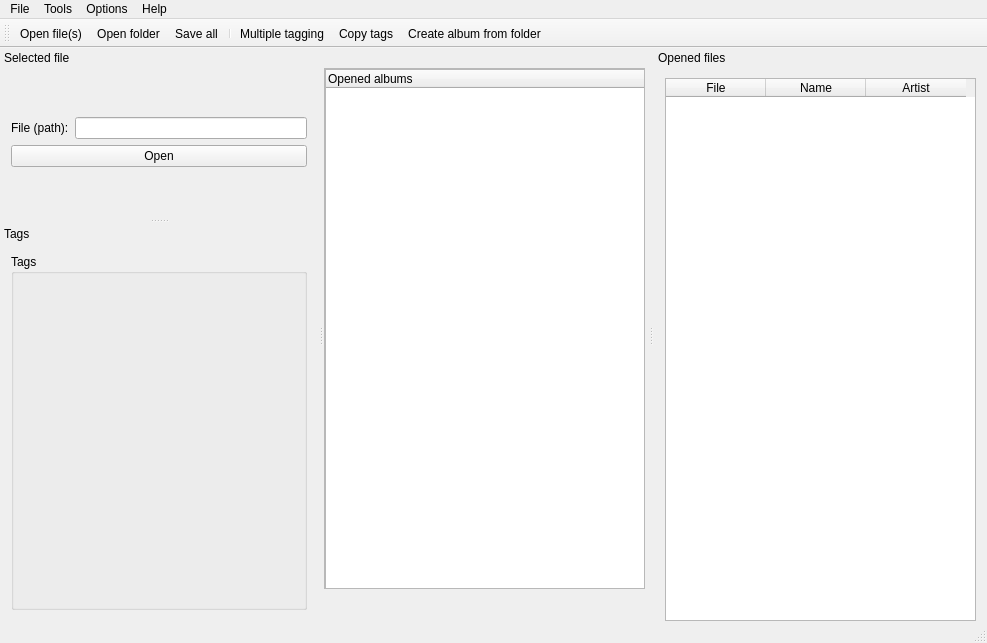
Old version of the form mainwindow.ui in the repository amethystant/Qtag.
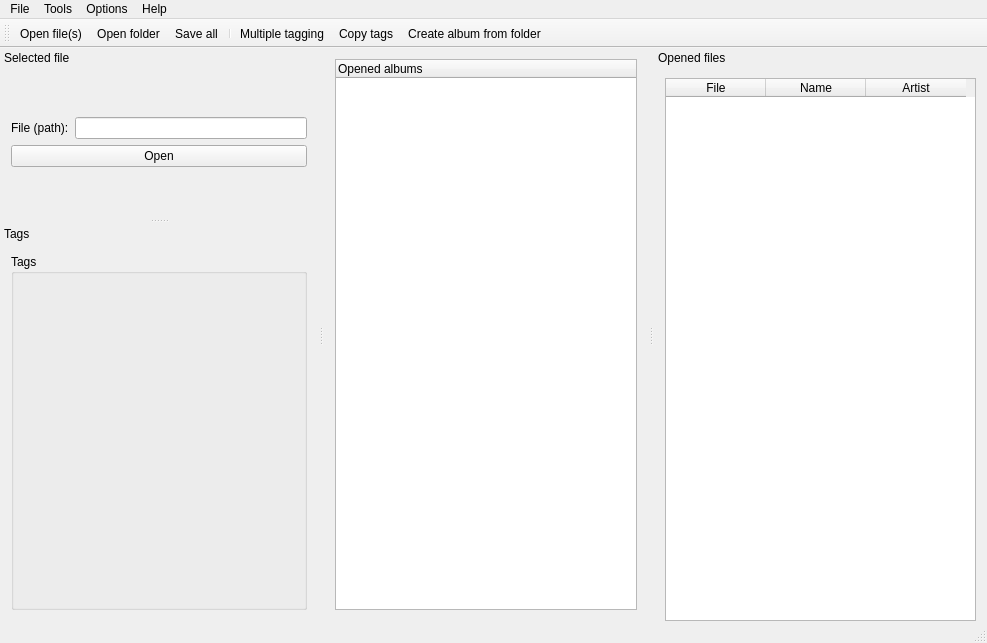
New version of the form. Icons and pictures are not drawn.

Commit message: Bug fixed: the tree widget was not resizing when resized the window

What changed in the file:
```diff
--- a/mainwindow.ui
+++ b/mainwindow.ui
@@ -23,44 +23,17 @@
    <locale language="English" country="UnitedStates"/>
   </property>
   <widget class="QWidget" name="centralWidget">
-   <widget class="QScrollArea" name="scrollArea">
-    <property name="geometry">
-     <rect>
-      <x>0</x>
-      <y>20</y>
-      <width>321</width>
-      <height>521</height>
-     </rect>
-    </property>
-    <property name="widgetResizable">
-     <bool>true</bool>
-    </property>
-    <widget class="QWidget" name="scrollAreaWidgetContents">
-     <property name="geometry">
-      <rect>
-       <x>0</x>
-       <y>0</y>
-       <width>317</width>
-       <height>517</height>
-      </rect>
-     </property>
+   <layout class="QVBoxLayout" name="verticalLayout_2">
+    <item>
      <widget class="QTreeWidget" name="treeWidget">
-      <property name="geometry">
-       <rect>
-        <x>0</x>
-        <y>0</y>
-        <width>321</width>
-        <height>521</height>
-       </rect>
-      </property>
       <column>
        <property name="text">
         <string notr="true">Opened albums</string>
        </property>
       </column>
      </widget>
-    </widget>
-   </widget>
+    </item>
+   </layout>
   </widget>
   <widget class="QMenuBar" name="menuBar">
    <property name="geometry">
```
The commit also changes 3 other files.
